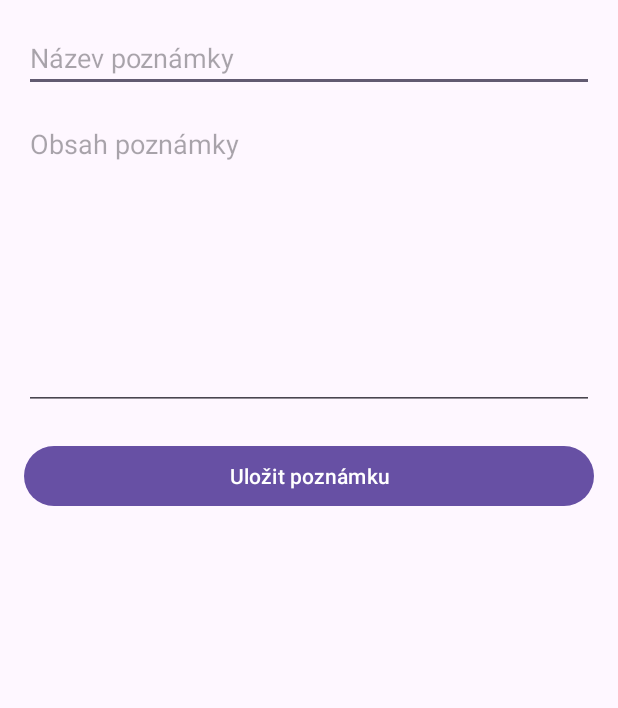
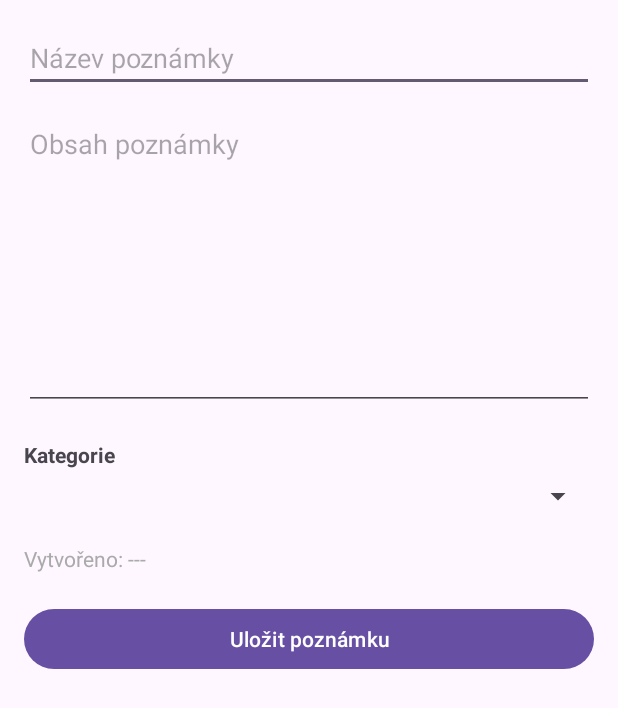
Before and after one commit to YaBo1Tom/github-tk-pma-2026, an Android app: the layout activity_add_note.xml on its own in the app's theme, with its tools: preview values and no code run, on a phone screen of 412 x 824 dp. Shown: the top 708 px of the screen. Run offline under Robolectric (Android 15) with nearby library versions, the phone set to English and light mode, and no system bars.

Commit message:
#9 Room DB - hotova aplikace poznamky

```diff
--- a/009_RoomDB/app/src/main/java/com/example/a009_roomdb/EditNoteActivity.kt
+++ b/009_RoomDB/app/src/main/java/com/example/a009_roomdb/EditNoteActivity.kt
@@ -20,6 +20,7 @@ class EditNoteActivity : AppCompatActivity() {
     private lateinit var binding: ActivityEditNoteBinding
     private lateinit var noteDao: NoteDao
     private var noteId: Int = -1
+    private var currentNote: Note? = null
 
     override fun onCreate(savedInstanceState: Bundle?) {
         super.onCreate(savedInstanceState)
@@ -42,6 +43,7 @@ class EditNoteActivity : AppCompatActivity() {
         lifecycleScope.launch {
             val note = noteDao.getAllNotes().first().find { it.id == noteId }
             if (note != null) {
+                currentNote = note
                 binding.etEditTitle.setText(note.title)
                 binding.etEditContent.setText(note.content)
             }
@@ -57,7 +59,9 @@ class EditNoteActivity : AppCompatActivity() {
                 return@setOnClickListener
             }
 
-            val updatedNote = Note(id = noteId, title = updatedTitle, content = updatedContent)
+            // copy() zachová ostatní atributy (createdAt, category)
+            val original = currentNote ?: return@setOnClickListener
+            val updatedNote = original.copy(title = updatedTitle, content = updatedContent)
 
             lifecycleScope.launch(Dispatchers.IO) {
                 noteDao.update(updatedNote)
--- a/009_RoomDB/app/src/main/java/com/example/a009_roomdb/data/NoteHubDatabase.kt
+++ b/009_RoomDB/app/src/main/java/com/example/a009_roomdb/data/NoteHubDatabase.kt
@@ -5,7 +5,7 @@ import androidx.room3.RoomDatabase
 
 @Database(
     entities = [Note::class],
-    version = 1,
+    version = 2,
     exportSchema = false
 )
 abstract class NoteHubDatabase : RoomDatabase() {
--- a/009_RoomDB/app/src/main/res/layout/activity_add_note.xml
+++ b/009_RoomDB/app/src/main/res/layout/activity_add_note.xml
@@ -30,6 +30,31 @@
             android:hint="Obsah poznámky"
             android:inputType="textMultiLine" />
 
+        <!-- Kategorie (Label) -->
+        <TextView
+            android:id="@+id/labelCategory"
+            android:layout_width="wrap_content"
+            android:layout_height="wrap_content"
+            android:layout_marginBottom="6dp"
+            android:text="Kategorie"
+            android:textStyle="bold" />
+
+        <!-- Kategorie (Spinner) -->
+        <Spinner
+            android:id="@+id/spinnerCategory"
+            android:layout_width="match_parent"
+            android:layout_height="wrap_content"
+            android:layout_marginBottom="20dp" />
+
+        <!-- Datum vytvoření - pouze info -->
+        <TextView
+            android:id="@+id/textCreatedAtInfo"
+            android:layout_width="match_parent"
+            android:layout_height="wrap_content"
+            android:layout_marginBottom="20dp"
+            android:text="Vytvořeno: ---"
+            android:textColor="@android:color/darker_gray" />
+
         <!-- Tlačítko pro uložení -->
         <Button
             android:id="@+id/btnSaveNote"
```
Also changed, not shown: 009_RoomDB/app/src/main/java/com/example/a009_roomdb/AddNoteActivity.kt (+18 -1 lines), 009_RoomDB/app/src/main/java/com/example/a009_roomdb/MainActivity.kt (+17 -3 lines), 009_RoomDB/app/src/main/java/com/example/a009_roomdb/data/Note.kt (+7 -1 lines), 009_RoomDB/app/src/main/java/com/example/a009_roomdb/data/NoteDao.kt (+11 -0 lines), 009_RoomDB/app/src/main/java/com/example/a009_roomdb/data/NoteHubDatabaseInstance.kt (+16 -1 lines), 009_RoomDB/app/src/main/res/layout/activity_main.xml (+13 -2 lines).
